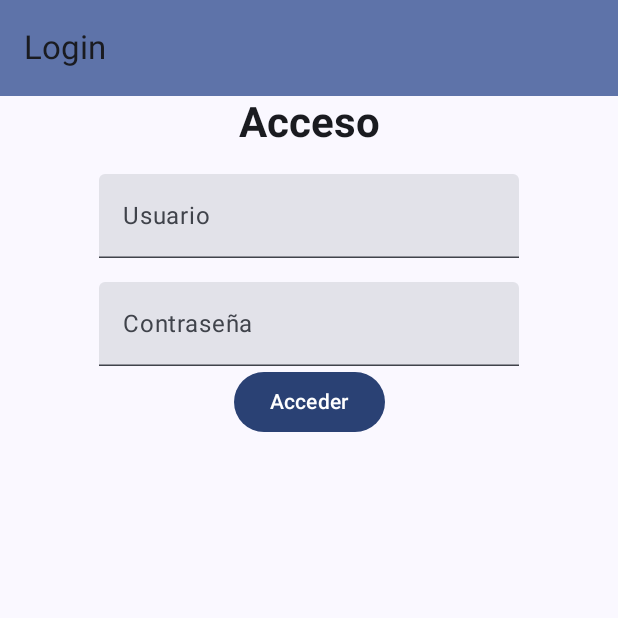
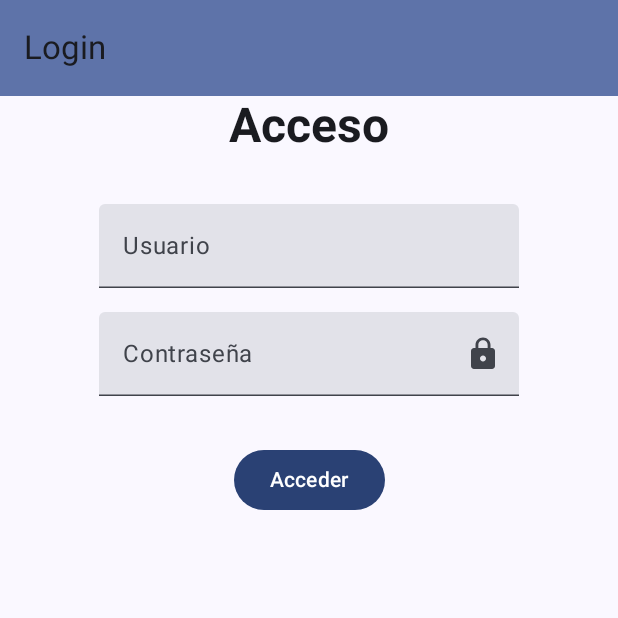
Before and after one commit to Sebbvs/TallerMecanico_Sebastian, an Android app built with Jetpack Compose: the screen it shows after launch (MainActivity), on a phone screen of 412 x 824 dp, the top half of it. Run offline under Robolectric (Android 15) with nearby library versions, the phone set to English and light mode, and no system bars; libraries missing offline, so code that uses them is left out: com.jakewharton.retrofit2.

Commit message:
Falta añadir navigations. Falta pantalla Empleados y Facturas. Rehacer listas a Card y añadir botones para Ver Detalle y Editar, que se vea mas limpio y lograr un mejor contraste de color.

```diff
--- a/app/src/main/java/com/example/tallermecanico_sebastian/ui/pantallas/PantallaAverias.kt
+++ b/app/src/main/java/com/example/tallermecanico_sebastian/ui/pantallas/PantallaAverias.kt
@@ -1,6 +1,7 @@
 package com.example.tallermecanico_sebastian.ui.pantallas
 
 import androidx.compose.foundation.clickable
+import androidx.compose.foundation.layout.Arrangement
 import androidx.compose.foundation.layout.Column
 import androidx.compose.foundation.layout.Row
 import androidx.compose.foundation.layout.fillMaxSize
@@ -9,17 +10,21 @@ import androidx.compose.foundation.layout.padding
 import androidx.compose.foundation.lazy.LazyColumn
 import androidx.compose.foundation.lazy.LazyRow
 import androidx.compose.foundation.lazy.items
+import androidx.compose.foundation.shape.RoundedCornerShape
 import androidx.compose.foundation.verticalScroll
 import androidx.compose.material3.Card
+import androidx.compose.material3.CardDefaults
 import androidx.compose.material3.HorizontalDivider
 import androidx.compose.material3.MaterialTheme
 import androidx.compose.material3.Text
 import androidx.compose.runtime.Composable
 import androidx.compose.ui.Alignment
 import androidx.compose.ui.Modifier
+import androidx.compose.ui.graphics.Color
 import androidx.compose.ui.res.stringResource
 import androidx.compose.ui.text.font.Font
 import androidx.compose.ui.text.font.FontWeight
+import androidx.compose.ui.unit.dp
 import com.example.tallermecanico_sebastian.R
 import com.example.tallermecanico_sebastian.modelo.Averia
 import com.example.tallermecanico_sebastian.ui.viewmodel.AveriaUIState
@@ -56,17 +61,24 @@ fun PantallaExitoAverias(
     Text(
         text = stringResource(R.string.averia_titulo),
         style = MaterialTheme.typography.headlineMedium,
-        fontWeight = FontWeight.Bold
+        fontWeight = FontWeight.ExtraBold,
+        modifier = Modifier.padding(bottom = 16.dp)
     )
     LazyColumn(
         horizontalAlignment = Alignment.CenterHorizontally,
+        verticalArrangement = Arrangement.spacedBy(12.dp),
         modifier = Modifier
     ) {
         items(lista) { averia ->
             Card(
-                modifier = Modifier.clickable {
-                    onAveriaClick(averia)
-                }
+                modifier = Modifier
+                    .fillMaxWidth()
+                    .clickable {
+                        onAveriaClick(averia)
+                    },
+                shape = RoundedCornerShape(16.dp),
+                elevation = CardDefaults.cardElevation(defaultElevation = 6.dp),
+//                colors = CardDefaults.cardColors(containerColor = MaterialTheme.colorScheme.surface)
             ) {
                 Column {
                     Text(
@@ -74,40 +86,45 @@ fun PantallaExitoAverias(
                         style = MaterialTheme.typography.titleMedium,
                         fontWeight = FontWeight.Bold
                     )
-                    Text(
+                    /*Text(
                         text = "${stringResource(R.string.averia_precio)}: ${averia.precio}",
                         style = MaterialTheme.typography.titleMedium
-                    )
-                    Text(
-                        text = "${stringResource(R.string.averia_estado)}: ${averia.estado}",
-                        style = MaterialTheme.typography.titleMedium
-                    )
+                    )*/
                     Text(
                         text = "${stringResource(R.string.averia_fecha_recepcion)}: ${averia.fecha_recepcion}",
                         style = MaterialTheme.typography.titleMedium
                     )
-                    Text(
+                    /*Text(
                         text = "${stringResource(R.string.averia_fecha_resolucion)}: ${averia.fecha_resolucion}",
                         style = MaterialTheme.typography.titleMedium
-                    )
+                    )*/
                     Text(
                         text = "${stringResource(R.string.averia_observaciones)}: ${averia.observaciones}",
                         style = MaterialTheme.typography.titleMedium
                     )
+                    /*Text(
+                        text = "${stringResource(R.string.averia_empleado)}: ${averia.empleado.nombre}",
+                        style = MaterialTheme.typography.titleMedium
+                    )*/
                     Text(
-                        text = "${stringResource(R.string.averia_empleado)}: ${averia.empleado.nombre}",
+                        text = "${stringResource(R.string.averia_cliente)}: ${averia.cliente.nombre} ${averia.cliente.apellido1}",
                         style = MaterialTheme.typography.titleMedium
                     )
                     Text(
-                        text = "${stringResource(R.string.averia_cliente)}: ${averia.cliente.nombre}",
+                        text = "${stringResource(R.string.averia_vehiculo)}: ${averia.vehiculo.marca} ${averia.vehiculo.modelo}",
                         style = MaterialTheme.typography.titleMedium
                     )
+
                     Text(
-                        text = "${stringResource(R.string.averia_vehiculo)}: ${averia.vehiculo.modelo}",
-                        style = MaterialTheme.typography.titleMedium
+                        text = "${stringResource(R.string.averia_estado)}: ${averia.estado}",
+                        style = MaterialTheme.typography.titleMedium,
+                        fontWeight = FontWeight.SemiBold,
+                        color = if (averia.estado.lowercase()
+                                .equals("reparado")
+                        ) Color(0xFF388E3C) else Color(0xFFD32F2F)
                     )
-                    HorizontalDivider()
                 }
+//                HorizontalDivider()
             }
         }
     }
--- a/app/src/main/java/com/example/tallermecanico_sebastian/ui/pantallas/PantallaLogin.kt
+++ b/app/src/main/java/com/example/tallermecanico_sebastian/ui/pantallas/PantallaLogin.kt
@@ -4,7 +4,13 @@ import android.widget.Toast
 import androidx.compose.foundation.layout.Column
 import androidx.compose.foundation.layout.Spacer
 import androidx.compose.foundation.layout.height
+import androidx.compose.foundation.text.KeyboardOptions
+import androidx.compose.material.icons.Icons
+import androidx.compose.material.icons.filled.Close
+import androidx.compose.material.icons.filled.Lock
 import androidx.compose.material3.Button
+import androidx.compose.material3.Icon
+import androidx.compose.material3.IconButton
 import androidx.compose.material3.MaterialTheme
 import androidx.compose.material3.Text
 import androidx.compose.material3.TextField
@@ -16,8 +22,12 @@ import androidx.compose.runtime.remember
 import androidx.compose.runtime.setValue
 import androidx.compose.ui.Alignment
 import androidx.compose.ui.Modifier
+import androidx.compose.ui.input.key.Key
 import androidx.compose.ui.res.stringResource
 import androidx.compose.ui.text.font.FontWeight
+import androidx.compose.ui.text.input.KeyboardType
+import androidx.compose.ui.text.input.PasswordVisualTransformation
+import androidx.compose.ui.text.input.VisualTransformation
 import androidx.compose.ui.unit.dp
 import androidx.navigation.NavController
 import com.example.tallermecanico_sebastian.R
@@ -34,6 +44,7 @@ fun PantallaLogin(
 ) {
     var usuario by remember { mutableStateOf("") }
     var contrasenya by remember { mutableStateOf("") }
+    var contrasenyaVisible by remember { mutableStateOf(false) }
 
     //Este trozo de código ha sido con ayuda del chat
     LaunchedEffect(empleadoUIState) {
@@ -56,15 +67,21 @@ fun PantallaLogin(
     ) {
         Text(
             text = stringResource(R.string.acceso),
-            style = MaterialTheme.typography.headlineMedium,
+            style = MaterialTheme.typography.headlineLarge,
             fontWeight = FontWeight.Bold
         )
+
+        Spacer(Modifier.height(16.dp))
+
+
+
         Spacer(Modifier.height(16.dp))
 
         TextField(
             value = usuario,
             onValueChange = { usuario = it },
             label = { Text(text = "Usuario") },
+            singleLine = true,
         )
 
         Spacer(Modifier.height(16.dp))
@@ -73,7 +90,22 @@ fun PantallaLogin(
             value = contrasenya,
             onValueChange = { contrasenya = it },
             label = { Text(text = "Contraseña") },
+            singleLine = true,
+            visualTransformation = if (contrasenyaVisible) VisualTransformation.None else PasswordVisualTransformation(),
+            keyboardOptions = KeyboardOptions(keyboardType = KeyboardType.Password),
+            trailingIcon = {
+                IconButton(onClick = { contrasenyaVisible = !contrasenyaVisible }) {
+                    Icon(
+                        imageVector = if (contrasenyaVisible) Icons.Default.Close else Icons.Default.Lock,
+                        contentDescription = if (contrasenyaVisible) stringResource(R.string.contrasenya_oculta) else stringResource(
+                            R.string.contrasenya_visible
+                        )
+                    )
+                }
+            }
         )
+
+        Spacer(Modifier.height(32.dp))
 
         Button(
             onClick = {
--- a/app/src/main/java/com/example/tallermecanico_sebastian/ui/theme/Color.kt
+++ b/app/src/main/java/com/example/tallermecanico_sebastian/ui/theme/Color.kt
@@ -2,10 +2,14 @@ package com.example.tallermecanico_sebastian.ui.theme
 
 import androidx.compose.ui.graphics.Color
 
-val Purple80 = Color(0xFFD0BCFF)
-val PurpleGrey80 = Color(0xFFCCC2DC)
-val Pink80 = Color(0xFFEFB8C8)
-
-val Purple40 = Color(0xFF6650a4)
-val PurpleGrey40 = Color(0xFF625b71)
-val Pink40 = Color(0xFF7D5260)
+val AzulPrincipal = Color(0xFF1C5893)
+val AzulOscuro = Color(0xFF2E4A60)
+val AzulPastel = Color(0xFFE8F0FA)
+val VioletaOscuro = Color(0xFF571C93)
+val RojoIntenso = Color(0xFF931C1C)
+val GrisClaro = Color(0xFFF4F4F4)
+val GrisMedio = Color(0xFFE0E0E0)
+val GrisOscuro = Color(0xFF424242)
+val NegroCarbon = Color(0xFF121212)
+val Blanco = Color(0xFFFFFFFF)
+val Negro = Color(0xFF000000)
--- a/app/src/main/java/com/example/tallermecanico_sebastian/ui/theme/Theme.kt
+++ b/app/src/main/java/com/example/tallermecanico_sebastian/ui/theme/Theme.kt
@@ -12,25 +12,33 @@ import androidx.compose.runtime.Composable
 import androidx.compose.ui.platform.LocalContext
 
 private val DarkColorScheme = darkColorScheme(
-    primary = Purple80,
-    secondary = PurpleGrey80,
-    tertiary = Pink80
+    primary = AzulPrincipal,
+    onPrimary = Blanco,
+    background = NegroCarbon,
+    onBackground = Blanco,
+    surface = GrisOscuro,
+    onSurface = Blanco,
+    secondary = AzulOscuro,
+    onSecondary = Blanco,
+    tertiary = VioletaOscuro,
+    onTertiary = Blanco,
+    error = RojoIntenso,
+    onError = Blanco,
 )
 
 private val LightColorScheme = lightColorScheme(
-    primary = Purple40,
-    secondary = PurpleGrey40,
-    tertiary = Pink40
-
-    /* Other default colors to override
-    background = Color(0xFFFFFBFE),
-    surface = Color(0xFFFFFBFE),
-    onPrimary = Color.White,
-    onSecondary = Color.White,
-    onTertiary = Color.White,
-    onBackground = Color(0xFF1C1B1F),
-    onSurface = Color(0xFF1C1B1F),
-    */
+    primary = AzulPrincipal,
+    onPrimary = Blanco,
+    background = GrisClaro,
+    onBackground = Negro,
+    surface = Blanco,
+    onSurface = Negro,
+    secondary = AzulOscuro,
+    onSecondary = Blanco,
+    tertiary = VioletaOscuro,
+    onTertiary = Blanco,
+    error = RojoIntenso,
+    onError = Blanco,
 )
 
 @Composable
--- a/app/src/main/res/values/strings.xml
+++ b/app/src/main/res/values/strings.xml
@@ -20,6 +20,8 @@
     <!--    Pantalla LOGIN-->
     <string name="acceso">Acceso</string>
     <string name="boton_login">Acceder</string>
+    <string name="contrasenya_oculta">Acceder</string>
+    <string name="contrasenya_visible">Acceder</string>
 
     <!--    PANTALLA INICIO-->
     <string name="error_de_conexion">ERROR DE CONEXIÓN</string>
@@ -42,7 +44,7 @@
     <string name="dialogoAveriaTitulo">Cuídado! Estás a punto de borrar la avería seleccionado</string>
     <string name="dialogoAveriaTexto">Esta es una acción permanente y no se puede deshacer. Si deseas borrar esta avería, pulsa \"Confirmar\".</string>
 
-<!--    PANTALLA INSERTAR AVERIA-->
+    <!--    PANTALLA INSERTAR AVERIA-->
     <string name="warningFormulario">¡Cuídado! \nFaltan campos por completar.</string>
 
     <!--    PANTALLA CLIENTES-->
```
